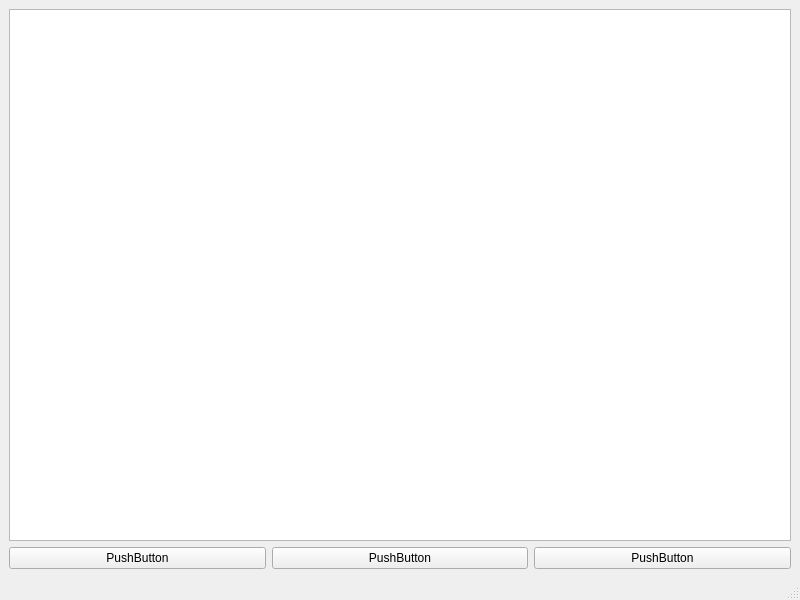
Above: ui/TestProgress.ui from Temprain-ops/nomenclature-1OT20 before the change. Below: the same form after it.
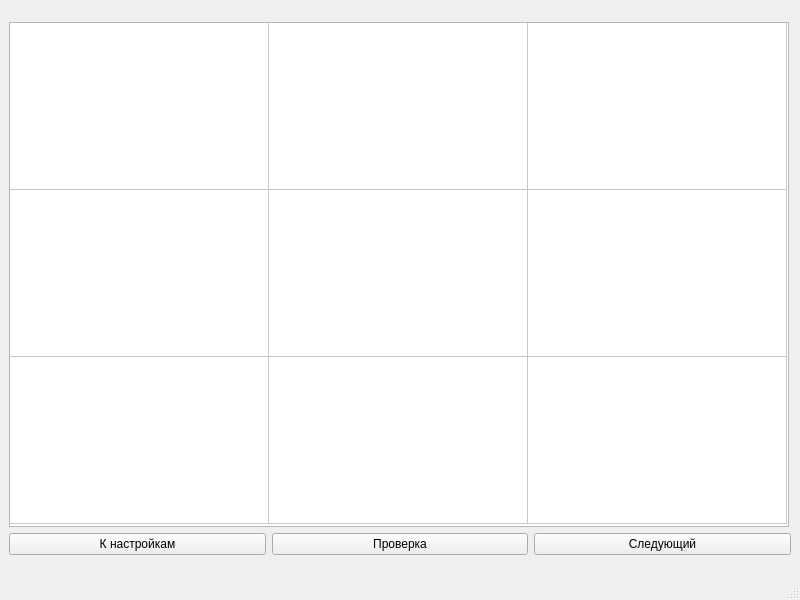
That is the form after the change.

Patch:
```diff
--- a/ui/TestProgress.ui
+++ b/ui/TestProgress.ui
@@ -10,6 +10,24 @@
     <height>600</height>
    </rect>
   </property>
+  <property name="sizePolicy">
+   <sizepolicy hsizetype="Fixed" vsizetype="Fixed">
+    <horstretch>0</horstretch>
+    <verstretch>0</verstretch>
+   </sizepolicy>
+  </property>
+  <property name="minimumSize">
+   <size>
+    <width>800</width>
+    <height>600</height>
+   </size>
+  </property>
+  <property name="maximumSize">
+   <size>
+    <width>800</width>
+    <height>600</height>
+   </size>
+  </property>
   <property name="windowTitle">
    <string>MainWindow</string>
   </property>
@@ -18,13 +36,112 @@
     <item row="0" column="0">
      <layout class="QVBoxLayout" name="verticalLayout">
       <item>
-       <widget class="QTableView" name="tableView">
+       <widget class="QTableWidget" name="MapTable">
+        <property name="sizePolicy">
+         <sizepolicy hsizetype="Fixed" vsizetype="Fixed">
+          <horstretch>0</horstretch>
+          <verstretch>0</verstretch>
+         </sizepolicy>
+        </property>
+        <property name="minimumSize">
+         <size>
+          <width>780</width>
+          <height>505</height>
+         </size>
+        </property>
+        <property name="maximumSize">
+         <size>
+          <width>780</width>
+          <height>505</height>
+         </size>
+        </property>
+        <property name="font">
+         <font>
+          <pointsize>16</pointsize>
+          <bold>true</bold>
+         </font>
+        </property>
+        <property name="layoutDirection">
+         <enum>Qt::LeftToRight</enum>
+        </property>
+        <property name="textElideMode">
+         <enum>Qt::ElideLeft</enum>
+        </property>
+        <property name="rowCount">
+         <number>3</number>
+        </property>
+        <property name="columnCount">
+         <number>3</number>
+        </property>
         <attribute name="horizontalHeaderVisible">
          <bool>false</bool>
         </attribute>
+        <attribute name="horizontalHeaderMinimumSectionSize">
+         <number>259</number>
+        </attribute>
+        <attribute name="horizontalHeaderDefaultSectionSize">
+         <number>259</number>
+        </attribute>
         <attribute name="verticalHeaderVisible">
          <bool>false</bool>
         </attribute>
+        <attribute name="verticalHeaderMinimumSectionSize">
+         <number>163</number>
+        </attribute>
+        <attribute name="verticalHeaderDefaultSectionSize">
+         <number>167</number>
+        </attribute>
+        <row/>
+        <row/>
+        <row/>
+        <column/>
+        <column/>
+        <column/>
+        <item row="0" column="0">
+         <property name="text">
+          <string/>
+         </property>
+        </item>
+        <item row="0" column="1">
+         <property name="text">
+          <string/>
+         </property>
+        </item>
+        <item row="0" column="2">
+         <property name="text">
+          <string/>
+         </property>
+        </item>
+        <item row="1" column="0">
+         <property name="text">
+          <string/>
+         </property>
+        </item>
+        <item row="1" column="1">
+         <property name="text">
+          <string/>
+         </property>
+        </item>
+        <item row="1" column="2">
+         <property name="text">
+          <string/>
+         </property>
+        </item>
+        <item row="2" column="0">
+         <property name="text">
+          <string/>
+         </property>
+        </item>
+        <item row="2" column="1">
+         <property name="text">
+          <string/>
+         </property>
+        </item>
+        <item row="2" column="2">
+         <property name="text">
+          <string/>
+         </property>
+        </item>
        </widget>
       </item>
       <item>
@@ -32,21 +149,21 @@
         <item>
          <widget class="QPushButton" name="pushButton_2">
           <property name="text">
-           <string>PushButton</string>
+           <string>К настройкам</string>
           </property>
          </widget>
         </item>
         <item>
          <widget class="QPushButton" name="pushButton_3">
           <property name="text">
-           <string>PushButton</string>
+           <string>Проверка</string>
           </property>
          </widget>
         </item>
         <item>
          <widget class="QPushButton" name="pushButton">
           <property name="text">
-           <string>PushButton</string>
+           <string>Следующий</string>
           </property>
          </widget>
         </item>
```
Left out of the diff: 6 changed lines with no effect on the pictures.
